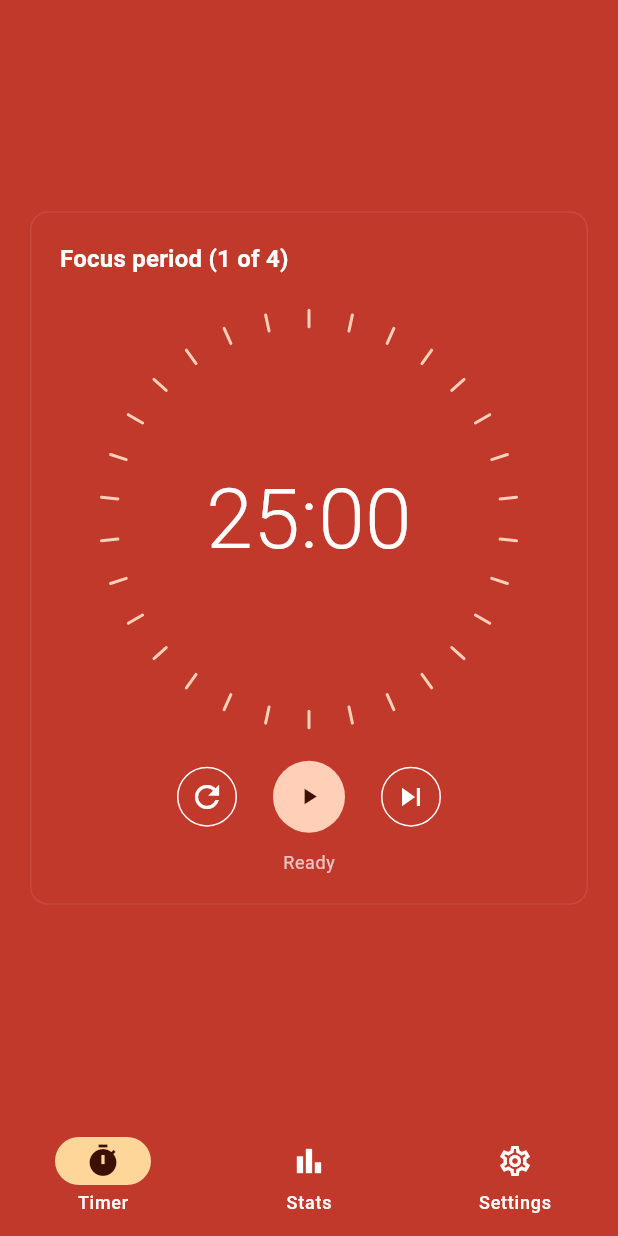
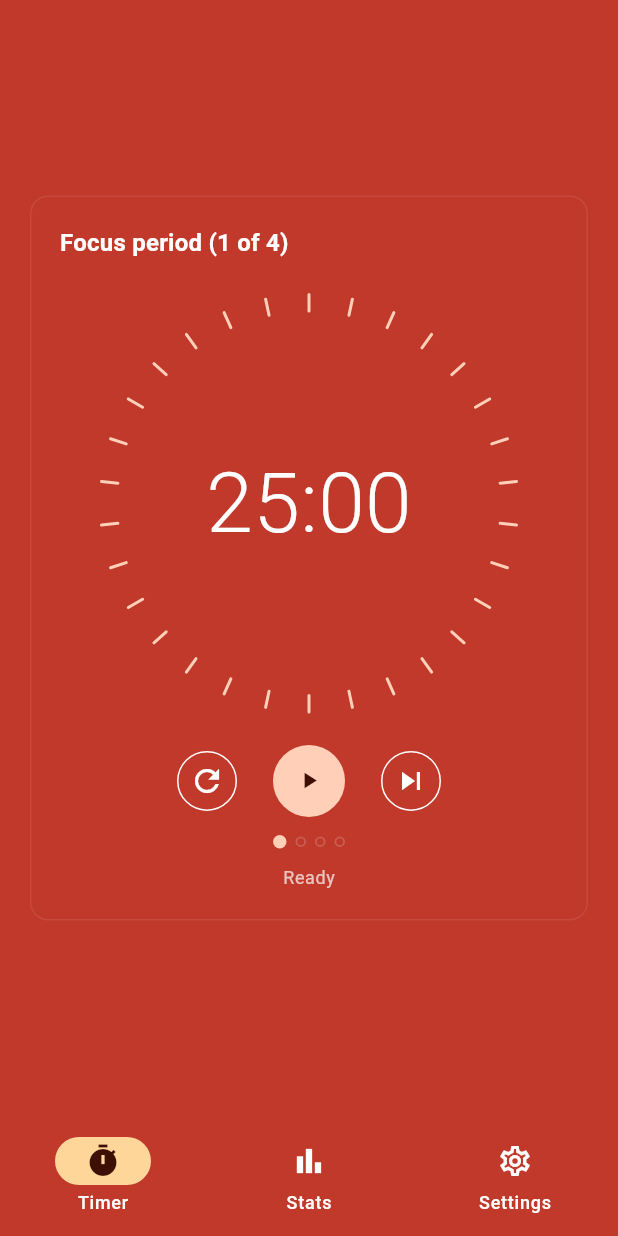
Before and after one commit to kbrianps/tomatito, a Flutter app: the screen it shows after launch, after a tap on "Skip", after a tap on the "refresh" icon, on a phone screen of 412 x 824 dp. Run offline on Flutter 3.47's test engine with Material 3 defaults, Android fonts, the phone set to English and light mode, and no system bars; our stand-ins replace audioplayers, flutter_local_notifications, flutter_markdown, flutter_riverpod, just_audio, shared_preferences; missing offline and left inert: android_intent_plus, flutter_foreground_task, window_manager; generated files the repository leaves out were written again.

Commit message:
feat: skip-from-idle, dots, true rounded corners, compact polish
- Skip button works from idle: TimerCard._onSkip loads the user
  config, starts the engine, then skips. Engine ends up paused at
  the short break so the user can press play when ready.
- Resume-after-kill dialog removed; engine restores silently to the
  previous paused period on launch.
- Title bar gains a Settings (Icons.tune) caption button left of
  the pin; in compact mode it expands first, then jumps to Settings.
- Compact title bar hides the Minimize button and the "Tomatito"
  text so the row is just drag + Settings + Pin + Compact + Close.
- Linux runner drops the GtkHeaderBar, requests an RGBA visual via
  gdk_screen_get_rgba_visual + gtk_widget_set_app_paintable, and
  paints the FlView with #00000000 background, so the Dart-side
  ClipRRect actually shows rounded corners on the desktop instead
  of the previous black halo. _DesktopFrame restores the rounded
  shell on Linux.
- Window resize is constrained (280x340 min, 900x1300 max) so the
  layout cannot break.
- Centred row of progress dots below the control buttons: one dot
  per cycle, filled for completed focus periods, current focus is
  larger, remaining are outlined. Driven by TimerState.cycle (or
  idleConfig.cyclesBeforeLongBreak when idle).
- Dial centre digits scale with the dial via a new fontSize hook
  on AnimatedMinuteText; TimerDial passes (size * 0.22) clamped to
  36..ThemeTokens.typeMinutesSmall so shrinking the window also
  shrinks the clock face. Cap prevents giant windows from giant
  clocks.

```diff
--- a/lib/app.dart
+++ b/lib/app.dart
@@ -20,8 +20,6 @@ import 'package:tomatito/presentation/widgets/tomatito_title_bar.dart';
 
 bool get _isDesktop =>
     !kIsWeb && (Platform.isLinux || Platform.isMacOS || Platform.isWindows);
-
-bool get _isLinux => !kIsWeb && Platform.isLinux;
 
 /// Root Navigator key. Used by Esc keyboard shortcut to dismiss modal
 /// routes (license page, About screen, etc.) without needing a BuildContext.
@@ -57,12 +55,12 @@ class TomatitoApp extends ConsumerWidget {
   }
 }
 
-/// Wraps the app body with the custom desktop title bar. On macOS and
-/// Windows the wrapper also clips the outer corners to a soft rounded
-/// rectangle since DWM and Quartz honour the transparent window
-/// background set in main(). On Linux the rounding is dropped because
-/// most GTK compositors paint solid black behind a transparent window
-/// region, which produced an ugly halo around the rounded corners.
+/// Wraps the app body with the custom desktop title bar AND clips the
+/// outer corners to a soft rounded rectangle. On Linux the GTK runner
+/// (linux/runner/my_application.cc) enables an RGBA visual + transparent
+/// FlView background so the corners actually look rounded against the
+/// desktop instead of a black halo. macOS (Quartz) and Windows (DWM)
+/// honour the transparent background set in main() out of the box.
 /// Android / web platforms get a no-op wrapper; both the title bar and
 /// the rounded shell are desktop-only.
 class _DesktopFrame extends StatelessWidget {
@@ -75,13 +73,11 @@ class _DesktopFrame extends StatelessWidget {
   @override
   Widget build(BuildContext context) {
     if (!_isDesktop) return child;
-    final body = Column(
-      children: [const TomatitoTitleBar(), Expanded(child: child)],
-    );
-    if (_isLinux) return body;
     return ClipRRect(
       borderRadius: const BorderRadius.all(Radius.circular(_windowRadius)),
-      child: body,
+      child: Column(
+        children: [const TomatitoTitleBar(), Expanded(child: child)],
+      ),
     );
   }
 }
--- a/lib/main.dart
+++ b/lib/main.dart
@@ -57,6 +57,13 @@ Future<void> main() async {
     // window edges fall back to the OS default and the user still sees
     // the rounded inner content.
     await windowManager.setBackgroundColor(const Color(0x00000000));
+    // Constrain how far the user can drag-resize the window. Below the
+    // minimum the dial collides with the controls; above the maximum the
+    // single-column layout looks lonely and the dial font would race the
+    // 80px cap. Compact mode lives inside this min so resize handles
+    // remain usable in the small window.
+    await windowManager.setMinimumSize(const Size(280, 340));
+    await windowManager.setMaximumSize(const Size(900, 1300));
   }
 
   await initializeDateFormatting();
--- a/lib/presentation/screens/timer_screen.dart
+++ b/lib/presentation/screens/timer_screen.dart
@@ -49,36 +49,12 @@ class _TimerScreenState extends ConsumerState<TimerScreen> {
     if (_bootstrapHandled) return;
     _bootstrapHandled = true;
     final bootstrap = ref.read(bootstrapResultProvider);
-    if (bootstrap.restoredFromCheckpoint) {
-      await _showResumeDialog();
-    } else if (bootstrap.shouldShowOemTip) {
+    // Resume-from-checkpoint is silent: the engine has already restored
+    // the previous period in a paused state, so the user just sees the
+    // dial where they left off. The earlier "Resume / Start fresh"
+    // dialog was removed because the user always wanted to resume.
+    if (bootstrap.shouldShowOemTip) {
       await _showOemTip();
-    }
-  }
-
-  Future<void> _showResumeDialog() async {
-    if (!mounted) return;
-    final loc = AppLocalizations.of(context);
-    final result = await showDialog<bool>(
-      context: context,
-      builder:
-          (ctx) => AlertDialog(
-            title: Text(loc.resumeDialogTitle),
-            content: Text(loc.resumeDialogBody),
-            actions: [
-              TextButton(
-                onPressed: () => Navigator.of(ctx).pop(false),
-                child: Text(loc.resumeDialogStartFresh),
-              ),
-              FilledButton(
-                onPressed: () => Navigator.of(ctx).pop(true),
-                child: Text(loc.resumeDialogResume),
-              ),
-            ],
-          ),
-    );
-    if (result == false && mounted) {
-      ref.read(timerEngineProvider).reset();
     }
   }
 
@@ -207,8 +183,10 @@ class _TimerCard extends StatelessWidget {
               state: state,
               onPlayPause: _togglePlayPause,
               onReset: engine.reset,
-              onSkip: engine.skip,
+              onSkip: _onSkip,
             ),
+            const SizedBox(height: ThemeTokens.space3),
+            _SessionProgressDots(state: state, idleConfig: idleConfig),
             if (!compact) ...[
               const SizedBox(height: ThemeTokens.space3),
               _StatusText(state: state),
@@ -232,6 +210,102 @@ class _TimerCard extends StatelessWidget {
     } else if (s is TimerPeriodComplete) {
       engine.skip();
     }
+  }
+
+  Future<void> _onSkip() async {
+    if (state is TimerIdle) {
+      // Skip-from-idle: load the user's config, start the cycle, and
+      // immediately skip to the next period. The engine then sits paused
+      // at the next period (short break) so the user can press play
+      // when they are ready.
+      final config =
+          await ref.read(settingsRepositoryProvider).loadSessionConfig();
+      engine.start(config);
+    }
+    engine.skip();
+  }
+}
+
+class _SessionProgressDots extends StatelessWidget {
+  const _SessionProgressDots({required this.state, required this.idleConfig});
+
+  final TimerState state;
+  final SessionConfig? idleConfig;
+
+  @override
+  Widget build(BuildContext context) {
+    final scheme = Theme.of(context).colorScheme;
+    final s = state;
+
+    int total;
+    int doneCount;
+    int currentIdx;
+    bool currentIsFocus;
+
+    if (s is TimerRunning) {
+      total = s.totalCycles;
+      currentIsFocus = s.kind == PeriodKind.focus;
+      doneCount = currentIsFocus ? s.cycle - 1 : s.cycle;
+      currentIdx = s.cycle - 1;
+    } else if (s is TimerPaused) {
+      total = s.totalCycles;
+      currentIsFocus = s.kind == PeriodKind.focus;
+      doneCount = currentIsFocus ? s.cycle - 1 : s.cycle;
+      currentIdx = s.cycle - 1;
+    } else if (idleConfig != null) {
+      total = idleConfig!.cyclesBeforeLongBreak;
+      doneCount = 0;
+      currentIdx = 0;
+      currentIsFocus = true;
+    } else {
+      return const SizedBox.shrink();
+    }
+
+    return Row(
+      mainAxisAlignment: MainAxisAlignment.center,
+      children: [
+        for (var i = 0; i < total; i++) ...[
+          if (i > 0) const SizedBox(width: 6),
+          _ProgressDot(
+            filled: i < doneCount,
+            current: i == currentIdx && currentIsFocus,
+            color: scheme.primary,
+            inactiveColor: scheme.onSurface.withValues(alpha: 0.18),
+          ),
+        ],
+      ],
+    );
+  }
+}
+
+class _ProgressDot extends StatelessWidget {
+  const _ProgressDot({
+    required this.filled,
+    required this.current,
+    required this.color,
+    required this.inactiveColor,
+  });
+
+  final bool filled;
+  final bool current;
+  final Color color;
+  final Color inactiveColor;
+
+  @override
+  Widget build(BuildContext context) {
+    final size = current ? 9.0 : 7.0;
+    return AnimatedContainer(
+      duration: const Duration(milliseconds: 200),
+      width: size,
+      height: size,
+      decoration: BoxDecoration(
+        shape: BoxShape.circle,
+        color: filled || current ? color : Colors.transparent,
+        border: filled || current
+            ? null
+            : Border.all(color: inactiveColor, width: 1.2),
+      ),
+    );
   }
 }
 
--- a/lib/presentation/widgets/animated_minute_text.dart
+++ b/lib/presentation/widgets/animated_minute_text.dart
@@ -4,11 +4,14 @@ import 'package:tomatito/core/theme/theme_tokens.dart';
 
 /// Center display of the dial. Renders MM:SS with no transition; the value
 /// just changes in place when the engine emits a new tick. Tabular figures
-/// keep the digits from shifting horizontally as they update.
+/// keep the digits from shifting horizontally as they update. The optional
+/// [fontSize] lets callers scale the digits to match the dial size; null
+/// falls back to `ThemeTokens.typeMinutesSmall`.
 class AnimatedMinuteText extends StatelessWidget {
-  const AnimatedMinuteText({required this.remaining, super.key});
+  const AnimatedMinuteText({required this.remaining, this.fontSize, super.key});
 
   final Duration remaining;
+  final double? fontSize;
 
   String get _displayText {
     final clamped = remaining.isNegative ? Duration.zero : remaining;
@@ -23,7 +26,7 @@ class AnimatedMinuteText extends StatelessWidget {
     return Text(
       _displayText,
       style: TextStyle(
-        fontSize: ThemeTokens.typeMinutesSmall,
+        fontSize: fontSize ?? ThemeTokens.typeMinutesSmall,
         fontWeight: FontWeight.w300,
         color: theme.colorScheme.onSurface,
         height: 1,
--- a/lib/presentation/widgets/timer_dial.dart
+++ b/lib/presentation/widgets/timer_dial.dart
@@ -121,7 +121,15 @@ class TimerDial extends ConsumerWidget {
               },
             ),
           ),
-          if (remaining != null) AnimatedMinuteText(remaining: remaining),
+          if (remaining != null)
+            AnimatedMinuteText(
+              remaining: remaining,
+              // Scale the digits to roughly 22% of the dial; the smallest
+              // compact dial (~260 px) ends up ~57 px, the largest (~360 px)
+              // ~80 px. Caps at the original Phase 1 token so a giant
+              // window does not produce a giant clock face.
+              fontSize: (size * 0.22).clamp(36, ThemeTokens.typeMinutesSmall),
+            ),
         ],
       ),
     );
```
Also changed, not shown: lib/presentation/widgets/tomatito_title_bar.dart (+25 -1 lines), 2 other files.
